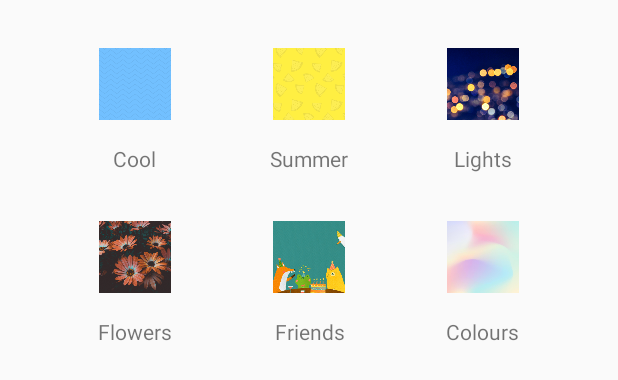
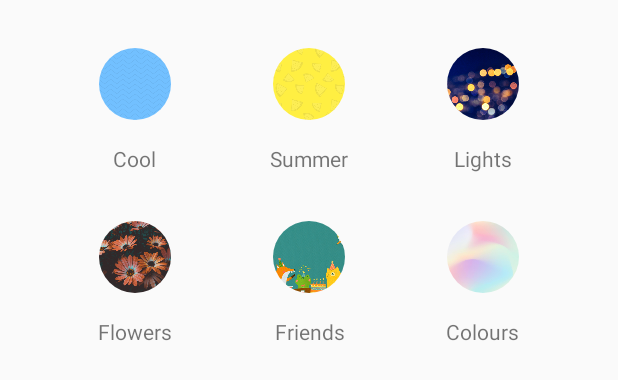
Before and after one commit to amangarg95/celebratly, an Android app: the layout bottom_sheet_behaviour.xml on its own in the app's theme, with its tools: preview values and no code run, on a phone screen of 412 x 824 dp. Shown: the top 380 px of the screen. Run offline under Robolectric (Android 15) with nearby library versions, the phone set to English and light mode, and no system bars.

Commit message:
Log out button & other UI changes

```diff
--- a/app/src/main/AndroidManifest.xml
+++ b/app/src/main/AndroidManifest.xml
@@ -26,7 +26,8 @@
             android:screenOrientation="portrait" />
         <activity
             android:name=".view.activity.MainActivity"
-            android:screenOrientation="portrait"/>
+            android:screenOrientation="portrait">
+        </activity>
         <activity
             android:name=".view.activity.SignInActivity"
             android:screenOrientation="portrait" />
@@ -45,7 +46,6 @@
 
                 <category android:name="android.intent.category.LAUNCHER" />
             </intent-filter>
-
         </activity>
 
         <service
--- a/app/src/main/java/com/kiprosh/optimizeprime/view/activity/SplashScreenActivity.kt
+++ b/app/src/main/java/com/kiprosh/optimizeprime/view/activity/SplashScreenActivity.kt
@@ -18,6 +18,7 @@ class SplashScreenActivity : AppCompatActivity() {
         Handler().postDelayed({
             val spSignIn =
                 this.getSharedPreferences(authenticationHelper.keyName, Context.MODE_PRIVATE)
+
             redirectIntent =
                 if (!spSignIn.getBoolean(authenticationHelper.keyIsFirstSignIn, true)) {
                     Intent(
--- a/app/src/main/java/com/kiprosh/optimizeprime/view/adapter/UpcomingEventsAdapter.kt
+++ b/app/src/main/java/com/kiprosh/optimizeprime/view/adapter/UpcomingEventsAdapter.kt
@@ -54,7 +54,7 @@ class UpcomingEventsAdapter(
         if (!occurrencesResponse.imageUrl.isNullOrEmpty()) {
             holder.binding.ivLock.setImageResource(R.drawable.ic_check)
             holder.binding.tvAction.visibility = VISIBLE
-            holder.binding.tvAction.text = "Click on the card to preview your wishes!"
+            holder.binding.tvAction.text = "Tap on the card to preview your wishes!"
             holder.binding.llMain.setOnClickListener {
                 actionListener.onItemClick(
                     occurrencesResponse,
@@ -63,7 +63,7 @@ class UpcomingEventsAdapter(
             }
         } else {
             holder.binding.tvAction.visibility = VISIBLE
-            holder.binding.tvAction.text = "Click on the card to upload your wishes!"
+            holder.binding.tvAction.text = "Tap on the card to upload your wishes!"
             holder.binding.llMain.setOnClickListener {
                 actionListener.onItemClick(
                     occurrencesResponse,
--- a/app/src/main/res/layout/bottom_sheet_behaviour.xml
+++ b/app/src/main/res/layout/bottom_sheet_behaviour.xml
@@ -22,7 +22,7 @@
             android:gravity="center_horizontal"
             android:orientation="vertical">
 
-            <androidx.appcompat.widget.AppCompatImageView
+            <de.hdodenhof.circleimageview.CircleImageView
                 android:layout_width="48dp"
                 android:layout_height="48dp"
                 android:layout_gravity="center"
@@ -49,7 +49,7 @@
             android:gravity="center_horizontal"
             android:orientation="vertical">
 
-            <androidx.appcompat.widget.AppCompatImageView
+            <de.hdodenhof.circleimageview.CircleImageView
                 android:layout_width="48dp"
                 android:layout_height="48dp"
                 android:layout_gravity="center"
@@ -76,7 +76,7 @@
             android:gravity="center_horizontal"
             android:orientation="vertical">
 
-            <androidx.appcompat.widget.AppCompatImageView
+            <de.hdodenhof.circleimageview.CircleImageView
                 android:layout_width="48dp"
                 android:layout_height="48dp"
                 android:layout_gravity="center"
@@ -111,7 +111,7 @@
             android:gravity="center_horizontal"
             android:orientation="vertical">
 
-            <androidx.appcompat.widget.AppCompatImageView
+            <de.hdodenhof.circleimageview.CircleImageView
                 android:layout_width="48dp"
                 android:layout_height="48dp"
                 android:layout_gravity="center"
@@ -138,7 +138,7 @@
             android:gravity="center_horizontal"
             android:orientation="vertical">
 
-            <androidx.appcompat.widget.AppCompatImageView
+            <de.hdodenhof.circleimageview.CircleImageView
                 android:layout_width="48dp"
                 android:layout_height="48dp"
                 android:layout_gravity="center"
@@ -165,7 +165,7 @@
             android:gravity="center_horizontal"
             android:orientation="vertical">
 
-            <androidx.appcompat.widget.AppCompatImageView
+            <de.hdodenhof.circleimageview.CircleImageView
                 android:layout_width="48dp"
                 android:layout_height="48dp"
                 android:layout_gravity="center"
--- a/app/src/main/res/layout/fragment_my_feed_item.xml
+++ b/app/src/main/res/layout/fragment_my_feed_item.xml
@@ -186,11 +186,11 @@
 
                 <androidx.appcompat.widget.AppCompatImageView
                     android:id="@+id/iv_share_text"
-                    android:layout_width="@dimen/size_image_small"
-                    android:layout_height="@dimen/size_image_small"
+                    android:layout_width="@dimen/size_image_medium"
+                    android:layout_height="@dimen/size_image_medium"
                     android:layout_margin="@dimen/screen_margin_top_bottom_low"
                     android:src="@drawable/ic_share"
-                    app:layout_constraintBottom_toBottomOf="@+id/content"
+                    app:layout_constraintBottom_toBottomOf="parent"
                     app:layout_constraintEnd_toEndOf="parent"
                     app:layout_constraintTop_toTopOf="@+id/content" />
 
```
Also changed, not shown: app/src/main/java/com/kiprosh/optimizeprime/view/activity/IntroActivity.kt (+4 -4 lines), app/src/main/java/com/kiprosh/optimizeprime/view/activity/SignInActivity.kt (+10 -1 lines), app/src/main/java/com/kiprosh/optimizeprime/view/fragment/MyProfileFragment.kt (+30 -1 lines), app/src/main/res/drawable/bg_round_white.xml (added, +18 -0 lines), app/src/main/res/layout/fragment_my_profile.xml (+17 -3 lines).
